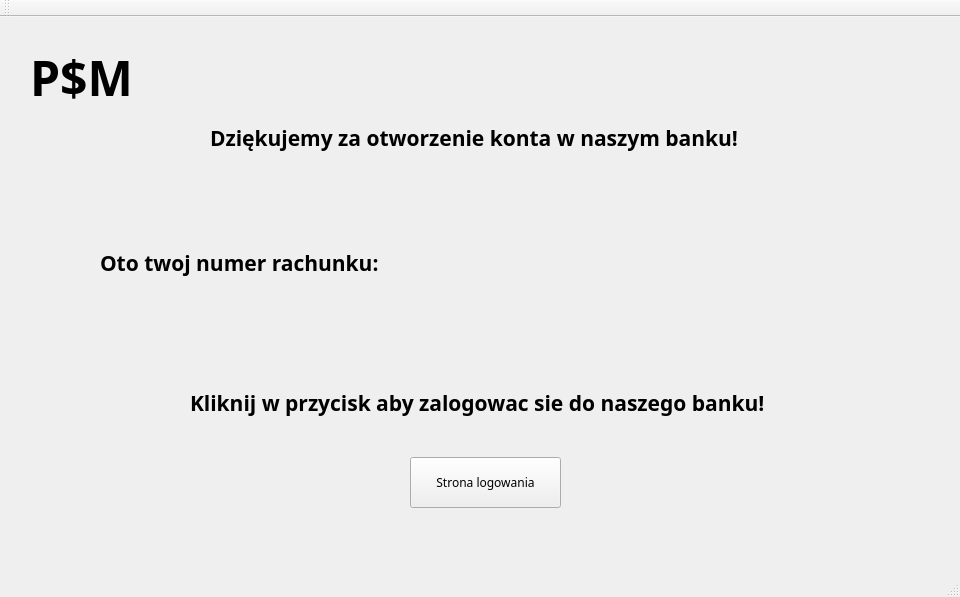
This is BankSoftware/BankSoftware/AccessAccepted.ui in pSus365/BankSimulator as Qt 5 draws it before an edit. The edited form follows.
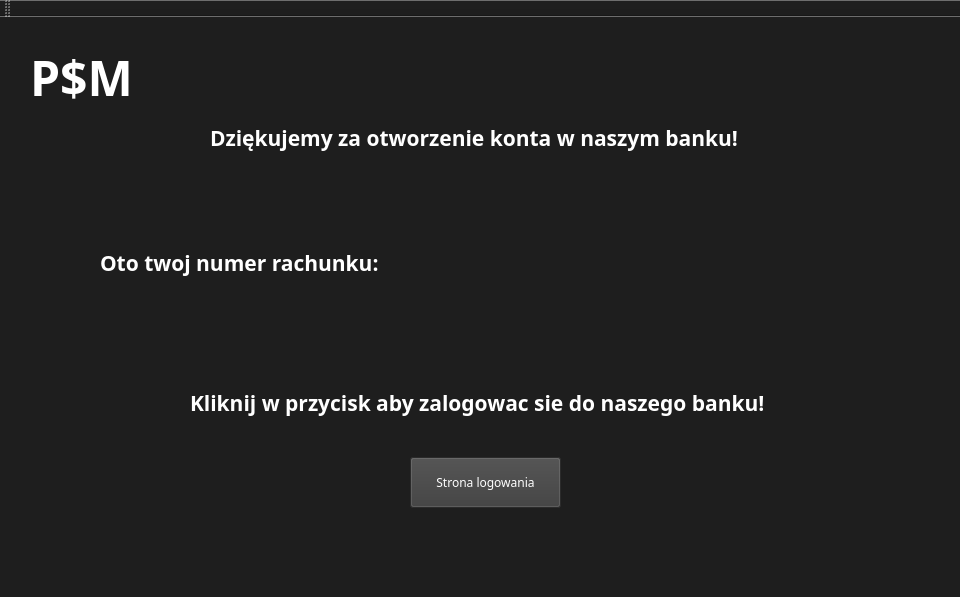
This is the edited form.

Commit message: buttons-theme-colors

```diff
--- a/BankSoftware/BankSoftware/AccessAccepted.ui
+++ b/BankSoftware/BankSoftware/AccessAccepted.ui
@@ -13,6 +13,9 @@
   <property name="windowTitle">
    <string>AccessAccepted</string>
   </property>
+  <property name="styleSheet">
+   <string notr="true">background-color: rgb(30, 30, 30);</string>
+  </property>
   <widget class="QWidget" name="centralWidget">
    <widget class="QLabel" name="label">
     <property name="geometry">
@@ -30,6 +33,9 @@
       <bold>true</bold>
      </font>
     </property>
+    <property name="styleSheet">
+     <string notr="true">color:rgb(255, 255, 255)</string>
+    </property>
     <property name="text">
      <string>Dziękujemy za otworzenie konta w naszym banku!</string>
     </property>
@@ -50,6 +56,9 @@
       <bold>true</bold>
      </font>
     </property>
+    <property name="styleSheet">
+     <string notr="true">color:rgb(255, 255, 255)</string>
+    </property>
     <property name="text">
      <string>Oto twoj numer rachunku:</string>
     </property>
@@ -70,6 +79,9 @@
       <bold>true</bold>
      </font>
     </property>
+    <property name="styleSheet">
+     <string notr="true">color:rgb(255, 255, 255)</string>
+    </property>
     <property name="text">
      <string>P$M</string>
     </property>
@@ -88,6 +100,10 @@
       <family>Arial Black</family>
      </font>
     </property>
+    <property name="styleSheet">
+     <string notr="true">color:rgb(255, 255, 255);
+background-color: rgb(60, 60, 60);</string>
+    </property>
     <property name="text">
      <string>Strona logowania</string>
     </property>
@@ -108,6 +124,9 @@
       <bold>true</bold>
      </font>
     </property>
+    <property name="styleSheet">
+     <string notr="true">color:rgb(255, 255, 255)</string>
+    </property>
     <property name="text">
      <string>Kliknij w przycisk aby zalogowac sie do naszego banku!</string>
     </property>
@@ -127,6 +146,9 @@
       <pointsize>15</pointsize>
      </font>
     </property>
+    <property name="styleSheet">
+     <string notr="true">color:rgb(255, 255, 255)</string>
+    </property>
     <property name="text">
      <string/>
     </property>
```
The commit also changes 12 other files.
